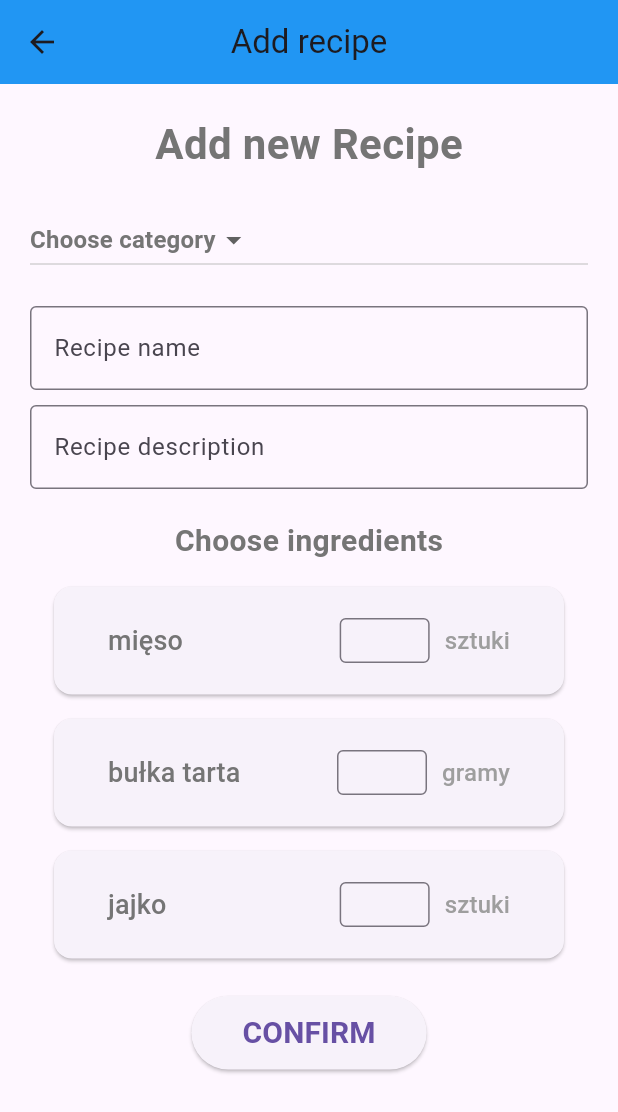
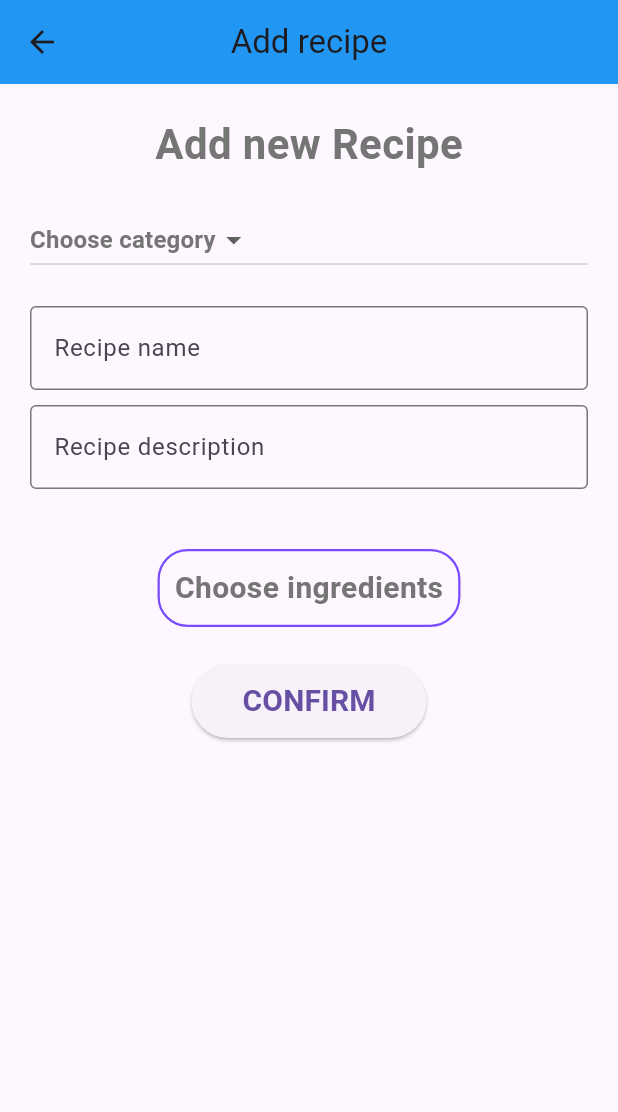
Before and after one commit to xdCranx/RecipeWorld, a Flutter app: the AddRecipePage screen opened by its route, on a phone screen of 412 x 824 dp. Shown: the top 1112 px of the screen. Run offline on Flutter 3.47's test engine with Material 3 defaults, Android fonts, the phone set to English and light mode, and no system bars; our stand-ins replace popover.

Commit message:
Added dropdown recipe selection in add_recipe.dart, added PopupMenu class

```diff
--- a/frontend/lib/pages/add_recipe.dart
+++ b/frontend/lib/pages/add_recipe.dart
@@ -1,18 +1,17 @@
 import 'package:flutter/material.dart';
 import '/services/ingredient.dart';
 import '/services/ingredient_list.dart';
+import '/services/dropdown_menu.dart';
 
 class AddRecipePage extends StatefulWidget {
-  const AddRecipePage({super.key});
+  AddRecipePage({super.key});
+
 
   @override
   State<AddRecipePage> createState() => _AddRecipePageState();
 }
-List<Ingredient> availableIngredients = [
-  Ingredient(id: 1, name: 'mięso', unit: 'sztuki'),
-  Ingredient(id: 2, name: 'bułka tarta', unit: 'gramy'),
-  Ingredient(id: 3, name: 'jajko', unit: 'sztuki')
-];
+
+
 
 List<String> categories = [
   "Breakfast",
@@ -24,6 +23,15 @@ List<String> categories = [
 
 class _AddRecipePageState extends State<AddRecipePage> {
   String? _chosenCategory;
+  ElevatedButton? _chosenIngredient;
+  List<Ingredient> availableIngredients = [
+    Ingredient(id: 1, name: 'mięso', unit: 'sztuki'),
+    Ingredient(id: 2, name: 'bułka tarta', unit: 'gramy'),
+    Ingredient(id: 3, name: 'jajko', unit: 'sztuki')
+  ];
+  List<Ingredient> addedIngredients = [];
+  String test ="a";
+
   @override
   Widget build(BuildContext context) {
     return Scaffold(
@@ -116,19 +124,24 @@ class _AddRecipePageState extends State<AddRecipePage> {
                 hintText: 'Enter recipe description',
               ),
             ),
-            SizedBox(height: 20,
+            SizedBox(height: 40,
             ),
 
-            Text('Choose ingredients',
-                style: TextStyle(
-                    color: Colors.grey[600],
-                    fontSize: 20,
-                    fontWeight: FontWeight.bold
-                )),
+
+            PopupMenu(children:
+            availableIngredients.map((ingredient) => ElevatedButton(onPressed: (){
+              setState(() {
+                availableIngredients.remove(ingredient);
+                addedIngredients.add(ingredient);
+
+
+              });
+            },
+                child: Text(ingredient.name))).toList()),
 
             Column(
               children:
-              availableIngredients.map((ingredient) => IngredientButtons(
+              addedIngredients.map((ingredient) => IngredientButtons(
                 ingredient: ingredient,
               )).toList(),
 
--- /dev/null
+++ b/frontend/lib/services/dropdown_menu.dart
@@ -0,0 +1,45 @@
+import 'package:flutter/material.dart';
+import 'package:popover/popover.dart';
+
+
+
+
+class PopupMenu extends StatelessWidget {
+List<ElevatedButton>children;
+   PopupMenu({super.key, required this.children});
+
+
+  @override
+  Widget build(BuildContext context) {
+
+    return GestureDetector(
+      onTap: () {
+        showPopover(context: context, bodyBuilder: (context)=> Container(
+          height: (children.length.toDouble())*50,
+          child: Column(
+            children:
+              children.map((child) => Container(width: double.infinity,
+
+                child: child,)
+          ).toList()),
+        ));
+      },
+      child: Container(
+        padding: EdgeInsets.all(10),
+        decoration: BoxDecoration(
+          border: Border.all(
+            color: Colors.deepPurpleAccent,
+            width: 1.5
+          ),
+          borderRadius: BorderRadius.all(Radius.circular(20)),
+        ),
+        child: Text("Choose ingredients",
+        style: TextStyle(
+          fontSize: 20, color: Colors.grey[600],
+          fontWeight: FontWeight.bold
+        ),)
+      ),
+
+    );
+  }
+}
--- a/frontend/lib/services/ingredient.dart
+++ b/frontend/lib/services/ingredient.dart
@@ -2,6 +2,7 @@ class Ingredient {
   int id;
   String name;
   String unit;
-  Ingredient({required this.id, required this.name, required this.unit});
+  bool display;
+  Ingredient({required this.id, required this.name, required this.unit, this.display=false});
 
 }
--- a/frontend/pubspec.yaml
+++ b/frontend/pubspec.yaml
@@ -35,6 +35,7 @@ dependencies:
   # The following adds the Cupertino Icons font to your application.
   # Use with the CupertinoIcons class for iOS style icons.
   cupertino_icons: ^1.0.2
+  popover: ^0.2.8+2
 
 dev_dependencies:
   flutter_test:
```
Also changed, not shown: frontend/pubspec.lock.
